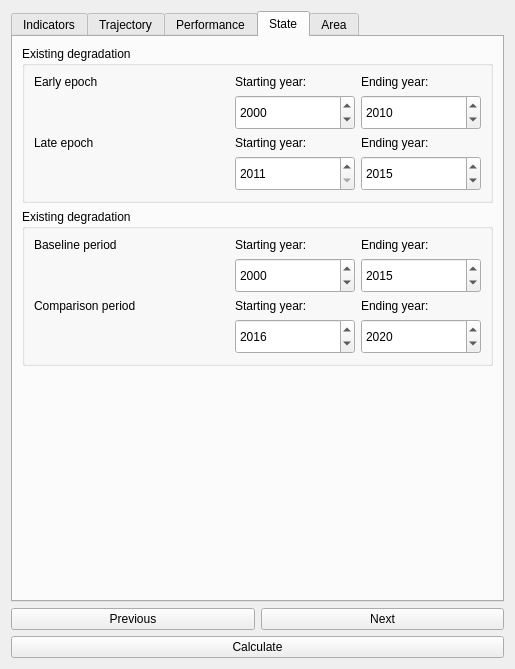
First picture: the form in LDMP/gui/DlgCalculateProd.ui, repository ConservationInternational/trends.earth, before the edit.
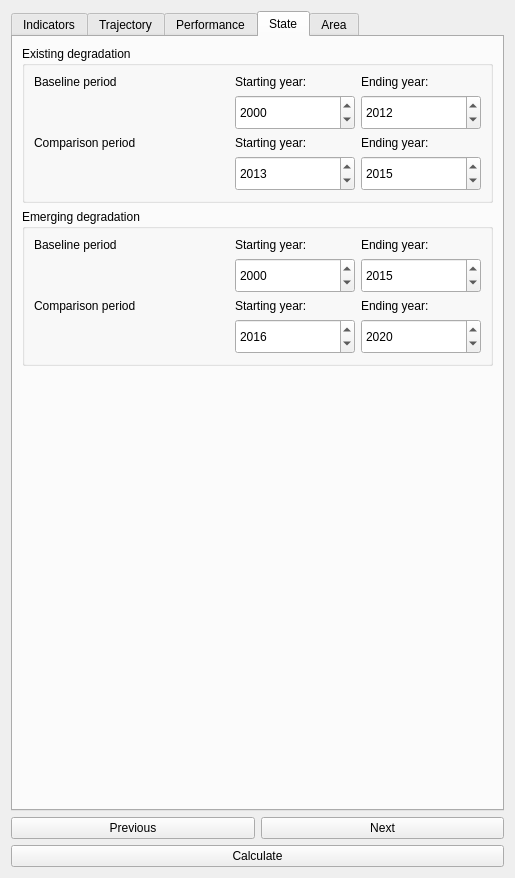
Second picture: the form after the edit. The open tabs and pages were chosen to show the change.

Diff of the .ui file:
```diff
--- a/LDMP/gui/DlgCalculateProd.ui
+++ b/LDMP/gui/DlgCalculateProd.ui
@@ -7,7 +7,7 @@
     <x>0</x>
     <y>0</y>
     <width>515</width>
-    <height>669</height>
+    <height>878</height>
    </rect>
   </property>
   <property name="sizePolicy">
@@ -648,7 +648,7 @@
             </property>
             <property name="date">
              <date>
-              <year>2010</year>
+              <year>2012</year>
               <month>12</month>
               <day>31</day>
              </date>
@@ -706,7 +706,7 @@
              </font>
             </property>
             <property name="text">
-             <string>Late epoch</string>
+             <string>Comparison period</string>
             </property>
            </widget>
           </item>
@@ -769,6 +769,13 @@
               <height>35</height>
              </size>
             </property>
+            <property name="date">
+             <date>
+              <year>2013</year>
+              <month>1</month>
+              <day>1</day>
+             </date>
+            </property>
             <property name="maximumDateTime">
              <datetime>
               <hour>23</hour>
@@ -872,7 +879,7 @@
              </font>
             </property>
             <property name="text">
-             <string>Early epoch</string>
+             <string>Baseline period</string>
             </property>
            </widget>
           </item>
@@ -882,7 +889,7 @@
        <item>
         <widget class="QGroupBox" name="groupBox_8">
          <property name="title">
-          <string>Existing degradation</string>
+          <string>Emerging degradation</string>
          </property>
          <layout class="QGridLayout" name="gridLayout_6">
           <item row="5" column="1">
```
Left out of the diff: 16 changed lines with no effect on the pictures.
